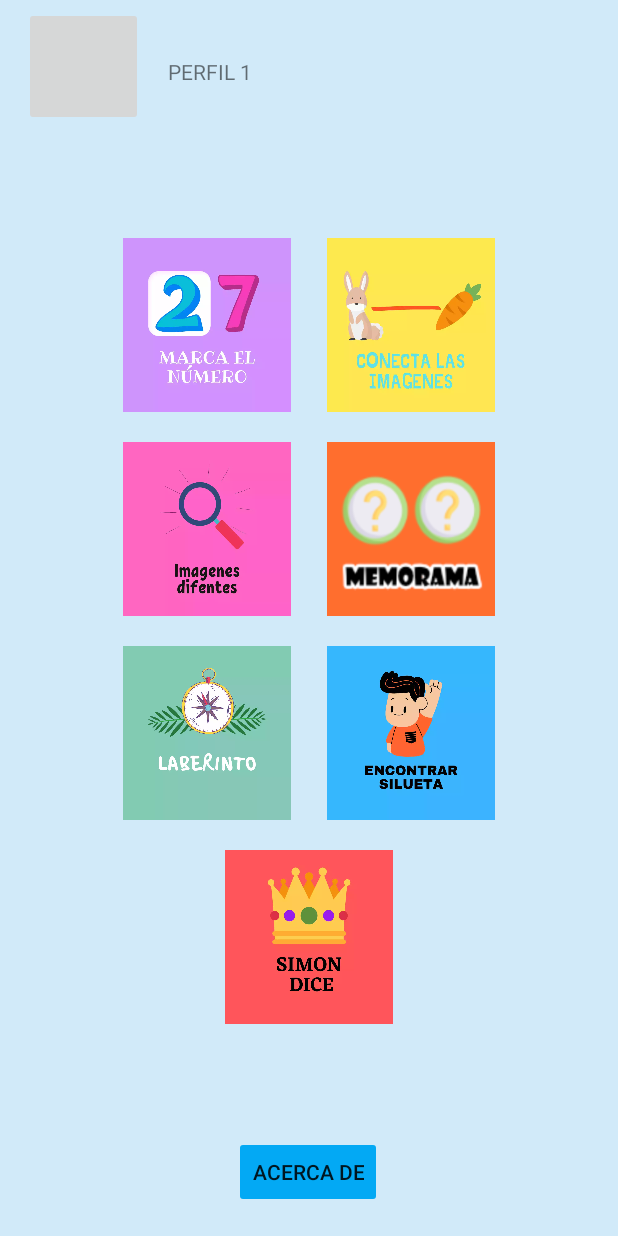
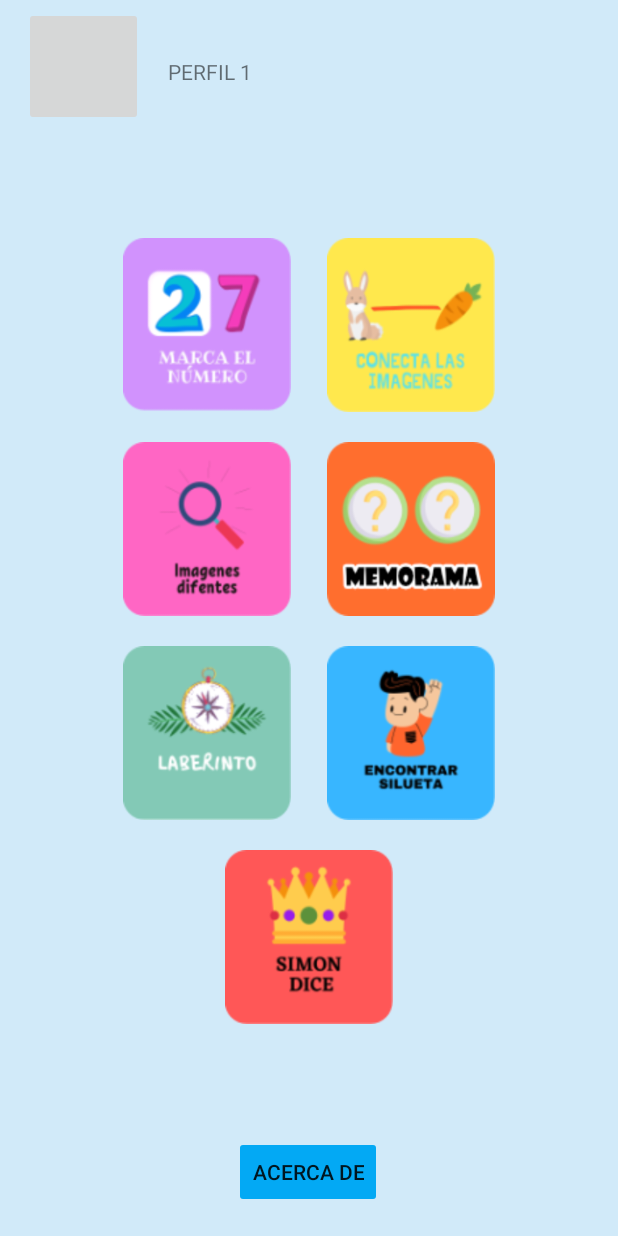
Before and after one commit to DanielMuni/Leon, an Android app: the MenuPrincipal screen opened directly, with no data from a screen before it, on a phone screen of 412 x 824 dp. Run offline under Robolectric (Android 15) with nearby library versions, the phone set to English and light mode, and no system bars.

Commit message:
botones redondos

```diff
--- a/app/src/main/res/layout/activity_menu_principal.xml
+++ b/app/src/main/res/layout/activity_menu_principal.xml
@@ -66,7 +66,7 @@
                     android:backgroundTint="#00FFFFFF"
                     android:onClick="openRodearNumero"
                     android:scaleType="fitXY"
-                    app:srcCompat="@drawable/boton1" />
+                    app:srcCompat="@drawable/redondo1" />
 
                 <ImageButton
                     android:id="@+id/imageButton5"
@@ -76,7 +76,7 @@
                     android:backgroundTint="#00FFFFFF"
                     android:onClick="openImagenesRepetidas"
                     android:scaleType="fitXY"
-                    app:srcCompat="@drawable/boton3" />
+                    app:srcCompat="@drawable/redondo3" />
 
                 <ImageButton
                     android:id="@+id/imageButton19"
@@ -86,7 +86,7 @@
                     android:backgroundTint="#00FFFFFF"
                     android:onClick="openLaberinto"
                     android:scaleType="fitXY"
-                    app:srcCompat="@drawable/boton4" />
+                    app:srcCompat="@drawable/redondo5" />
             </LinearLayout>
 
             <LinearLayout
@@ -103,7 +103,7 @@
                     android:backgroundTint="#00FFFFFF"
                     android:onClick="openUnirPuntos"
                     android:scaleType="fitXY"
-                    app:srcCompat="@drawable/boton2" />
+                    app:srcCompat="@drawable/redondo2" />
 
                 <ImageButton
                     android:id="@+id/imageButton6"
@@ -113,7 +113,7 @@
                     android:backgroundTint="#00FFFFFF"
                     android:onClick="openColorearParejas"
                     android:scaleType="fitXY"
-                    app:srcCompat="@drawable/memorama" />
+                    app:srcCompat="@drawable/redondo4" />
 
                 <ImageButton
                     android:id="@+id/imageButton20"
@@ -123,7 +123,7 @@
                     android:backgroundTint="#00FFFFFF"
                     android:onClick="openEncontrarSilueta"
                     android:scaleType="fitXY"
-                    app:srcCompat="@drawable/boton5" />
+                    app:srcCompat="@drawable/redondo6" />
             </LinearLayout>
         </LinearLayout>
 
@@ -148,7 +148,7 @@
                 android:backgroundTint="#00FFFFFF"
                 android:onClick="openSimonDice"
                 android:scaleType="fitXY"
-                app:srcCompat="@drawable/boton6" />
+                app:srcCompat="@drawable/redondo7" />
 
             <LinearLayout
                 android:layout_width="0dp"
```
Also changed, not shown: app/src/main/res/drawable/redondo1.png (added), app/src/main/res/drawable/redondo2.png (added), app/src/main/res/drawable/redondo3.png (added), app/src/main/res/drawable/redondo4.png (added), app/src/main/res/drawable/redondo5.png (added), app/src/main/res/drawable/redondo6.png (added), app/src/main/res/drawable/redondo7.png (added).
